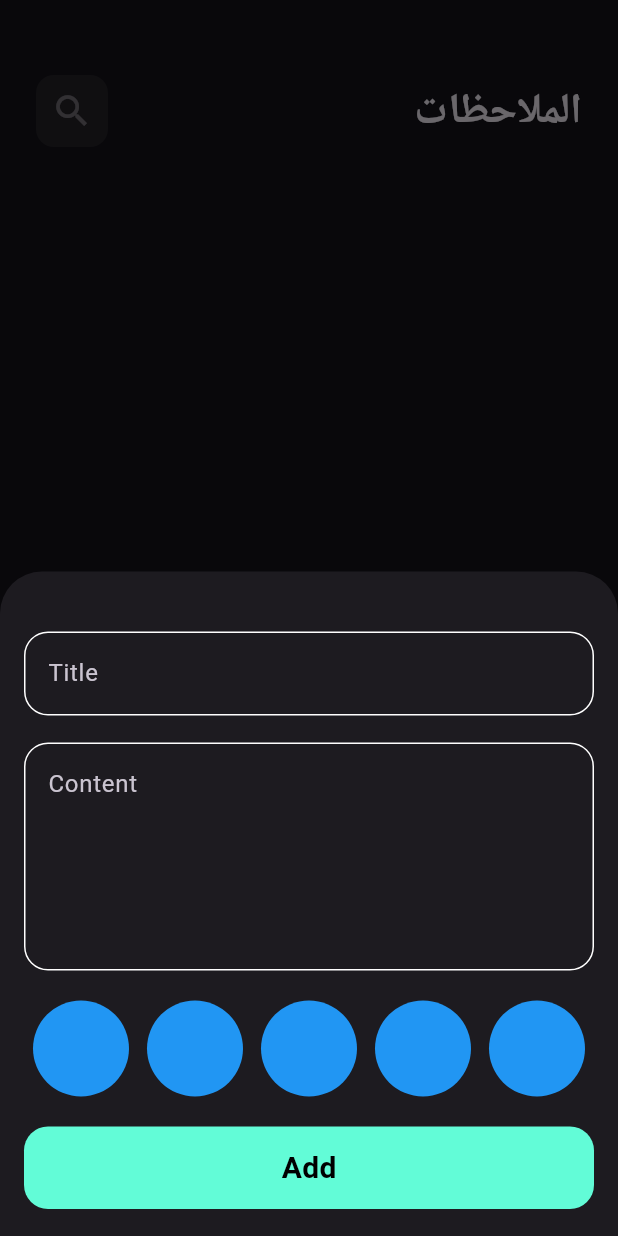
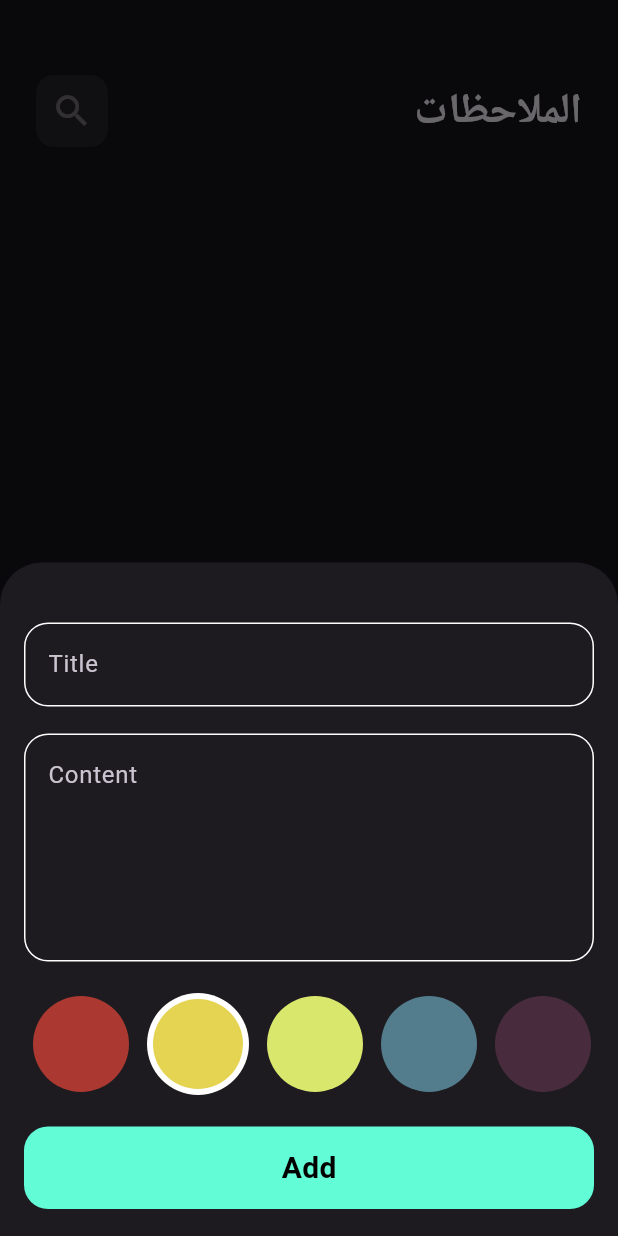
Before and after one commit to MohamedNaif/note_app, a Flutter app: the screen it shows after launch, after a tap on the "add" icon, on a phone screen of 412 x 824 dp. Run offline on Flutter 3.47's test engine with Material 3 defaults, Android fonts, the phone set to English and light mode, and no system bars; our stand-ins replace bloc, flutter_bloc, hive, hive_flutter; accounts and stored records are empty.

Commit message:
color list and color item done

```diff
--- /dev/null
+++ b/devtools_options.yaml
@@ -0,0 +1,3 @@
+description: This file stores settings for Dart & Flutter DevTools.
+documentation: https://docs.flutter.dev/tools/devtools/extensions#configure-extension-enablement-states
+extensions:
--- a/lib/features/note_feature/presentation/views/widgets/color_item.dart
+++ b/lib/features/note_feature/presentation/views/widgets/color_item.dart
@@ -1,16 +1,23 @@
 import 'package:flutter/material.dart';
 
 class ColorItem extends StatelessWidget {
-  const ColorItem({super.key});
-
+  const ColorItem({super.key, required this.isSelected, required this.color});
+  final bool isSelected;
+  final Color color;
   @override
   Widget build(BuildContext context) {
-    return const Padding(
-      padding: EdgeInsets.symmetric(horizontal: 6),
-      child: CircleAvatar(
-        radius: 32,
-        backgroundColor: Colors.blue,
-      ),
-    );
+    return isSelected
+        ? CircleAvatar(
+            radius: 34,
+            backgroundColor: Colors.white,
+            child: CircleAvatar(
+              radius: 30,
+              backgroundColor: color,
+            ),
+          )
+        : CircleAvatar(
+            radius: 32,
+            backgroundColor: color,
+          );
   }
 }
--- a/lib/features/note_feature/presentation/views/widgets/color_list.dart
+++ b/lib/features/note_feature/presentation/views/widgets/color_list.dart
@@ -1,21 +1,38 @@
-
-
-
 import 'package:flutter/material.dart';
 import 'package:note_app/features/note_feature/presentation/views/widgets/color_item.dart';
 
-class ColorList extends StatelessWidget {
+import '../../../../../constant.dart';
+
+class ColorList extends StatefulWidget {
   const ColorList({super.key});
 
   @override
+  State<ColorList> createState() => _ColorListState();
+}
+
+class _ColorListState extends State<ColorList> {
+  int currentIndex = 1;
+  @override
   Widget build(BuildContext context) {
     return SizedBox(
-      height: 32 * 2,
+      height: 35 * 2,
       child: ListView.builder(
           itemCount: 5,
           scrollDirection: Axis.horizontal,
           itemBuilder: (context, index) {
-            return const ColorItem();
+            return Padding(
+              padding: const EdgeInsets.symmetric(horizontal: 6),
+              child: GestureDetector(
+                onTap: () {
+                  currentIndex = index;
+                  setState(() {});
+                },
+                child: ColorItem(
+                  isSelected: currentIndex == index,
+                  color: kColors[index],
+                ),
+              ),
+            );
           }),
     );
   }
```
